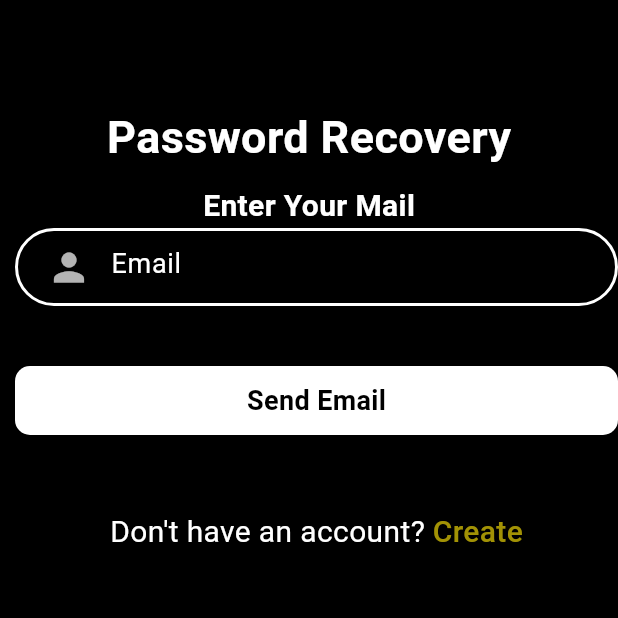
After one commit to Rajatrai26/Ahaar, a Flutter app: the ForgotPassword screen opened directly, on a phone screen of 412 x 824 dp, the top half of it. The commit adds this screen. Run offline on Flutter 3.47's test engine with Material 3 defaults, Android fonts, the phone set to English and light mode, and no system bars; our stand-ins replace curved_navigation_bar, firebase_auth, firebase_core; accounts and stored records are empty.

Commit message:
Created forgotPasswordUI by creating forgotpassword.dart file and connect it with login page that is on clicking forget password it will navigate to forgot password  dart file In that added Create account button also which navigate it to signup.dart

```diff
--- /dev/null
+++ b/lib/pages/forgotpassword.dart
@@ -0,0 +1,129 @@
+import 'package:ahaar/pages/signup.dart';
+import 'package:flutter/material.dart';
+
+class ForgotPassword extends StatefulWidget {
+  const ForgotPassword({super.key});
+
+  @override
+  State<ForgotPassword> createState() => _ForgotPasswordState();
+}
+
+class _ForgotPasswordState extends State<ForgotPassword> {
+  TextEditingController mailcontroller = new TextEditingController();
+  @override
+  Widget build(BuildContext context) {
+    return Scaffold(
+      backgroundColor: Colors.black,
+      body: Container(
+        child: Column(
+          children: [
+            SizedBox(
+              height: 70.0,
+            ),
+            Container(
+              alignment: Alignment.topCenter,
+              child: Text(
+                "Password Recovery",
+                style: TextStyle(
+                    color: Colors.white,
+                    fontSize: 30.0,
+                    fontWeight: FontWeight.bold),
+              ),
+            ),
+            SizedBox(
+              height: 10.0,
+            ),
+            Text(
+              "Enter Your Mail",
+              style: TextStyle(
+                  color: Colors.white,
+                  fontSize: 20.0,
+                  fontWeight: FontWeight.bold),
+            ),
+            Expanded(
+                child: Form(
+                    child: Padding(
+              padding: EdgeInsets.only(left: 10.0),
+              child: ListView(
+                children: [
+                  Container(
+                    padding: EdgeInsets.only(left: 10.0),
+                    decoration: BoxDecoration(
+                        border: Border.all(color: Colors.white, width: 2.0),
+                        borderRadius: BorderRadius.circular(30)),
+                    child: TextFormField(
+                      controller: mailcontroller,
+                      validator: (value) {
+                        if (value == null || value.isEmpty) {
+                          return 'Please Enter Email';
+                        }
+                        return null;
+                      },
+                      style: TextStyle(color: Colors.white),
+                      decoration: InputDecoration(
+                          hintText: "Email",
+                          hintStyle:
+                              TextStyle(fontSize: 18.0, color: Colors.white),
+                          prefixIcon: Icon(Icons.person,
+                              color: Colors.white70, size: 30.0),
+                          border: InputBorder.none),
+                    ),
+                  ),
+                  SizedBox(
+                    height: 40.0,
+                  ),
+                  Container(
+                    width: 140,
+                    padding: EdgeInsets.all(10),
+                    decoration: BoxDecoration(
+                        color: Colors.white,
+                        borderRadius: BorderRadius.circular(10)),
+                    child: Center(
+                      child: Text(
+                        "Send Email",
+                        style: TextStyle(
+                            color: Colors.black,
+                            fontSize: 18.0,
+                            fontWeight: FontWeight.bold),
+                      ),
+                    ),
+                  ),
+                  SizedBox(
+                    height: 50.0,
+                  ),
+                  Row(
+                    mainAxisAlignment: MainAxisAlignment.center,
+                    children: [
+                      Text(
+                        "Don't have an account?",
+                        style: TextStyle(fontSize: 20.0, color: Colors.white),
+                      ),
+                      SizedBox(
+                        width: 5.0,
+                      ),
+                      GestureDetector(
+                        onTap: () {
+                          Navigator.push(
+                              context,
+                              MaterialPageRoute(
+                                  builder: (context) => SignUp()));
+                        },
+                        child: Text(
+                          "Create",
+                          style: TextStyle(
+                              color: Color.fromARGB(225, 184, 166, 6),
+                              fontSize: 20.0,
+                              fontWeight: FontWeight.w500),
+                        ),
+                      )
+                    ],
+                  )
+                ],
+              ),
+            ))),
+          ],
+        ),
+      ),
+    );
+  }
+}
--- a/lib/pages/login.dart
+++ b/lib/pages/login.dart
@@ -1,4 +1,5 @@
 import 'package:ahaar/pages/bottomnav.dart';
+import 'package:ahaar/pages/forgotpassword.dart';
 import 'package:ahaar/pages/home.dart';
 import 'package:ahaar/pages/signup.dart';
 import 'package:ahaar/widget/widget_support.dart';
@@ -150,11 +151,20 @@
                             SizedBox(
                               height: 20.0,
                             ),
-                            Container(
-                              alignment: Alignment.topRight,
-                              child: Text(
-                                "Forget Password?",
-                                style: AppWidget.semiBoldTextFeildStyle(),
+                            GestureDetector(
+                              onTap: () {
+                                Navigator.push(
+                                    context,
+                                    MaterialPageRoute(
+                                        builder: (context) =>
+                                            ForgotPassword()));
+                              },
+                              child: Container(
+                                alignment: Alignment.topRight,
+                                child: Text(
+                                  "Forget Password?",
+                                  style: AppWidget.semiBoldTextFeildStyle(),
+                                ),
                               ),
                             ),
                             SizedBox(
--- a/lib/pages/signup.dart
+++ b/lib/pages/signup.dart
@@ -27,7 +27,7 @@
             .createUserWithEmailAndPassword(email: email, password: password);
 
         ScaffoldMessenger.of(context).showSnackBar((SnackBar(
-            backgroundColor: Colors.redAccent,
+            backgroundColor: Colors.lightGreenAccent,
             content: Text(
               "Registered Successfully",
               style: TextStyle(fontSize: 20.0),
@@ -169,17 +169,7 @@
                                   prefixIcon: Icon(Icons.password_outlined)),
                             ),
                             SizedBox(
-                              height: 20.0,
-                            ),
-                            Container(
-                              alignment: Alignment.topRight,
-                              child: Text(
-                                "Forget Password?",
-                                style: AppWidget.semiBoldTextFeildStyle(),
-                              ),
-                            ),
-                            SizedBox(
-                              height: 40.0,
+                              height: 60.0,
                             ),
                             GestureDetector(
                               onTap: () async {
```
